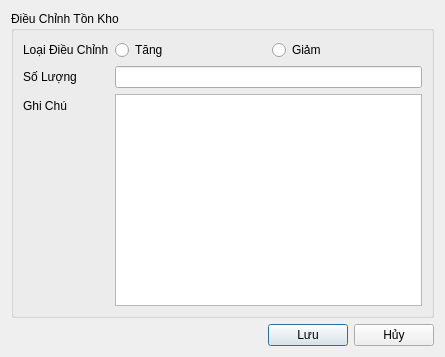
Qt form ui/inventory_update.ui (thinh-doan/sales-and-warehouse-management-system) before a commit.
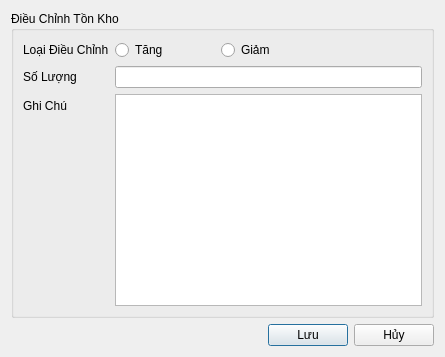
The same form after that commit. Icons and pictures are not drawn.

The edit to the form file:
```diff
--- a/ui/inventory_update.ui
+++ b/ui/inventory_update.ui
@@ -31,6 +31,12 @@
        <layout class="QHBoxLayout" name="horizontalLayout">
         <item>
          <widget class="QRadioButton" name="rbTangTK">
+          <property name="maximumSize">
+           <size>
+            <width>100</width>
+            <height>16777215</height>
+           </size>
+          </property>
           <property name="text">
            <string>Tăng</string>
           </property>
```
Left out of the diff: 16 changed lines with no effect on the pictures.
